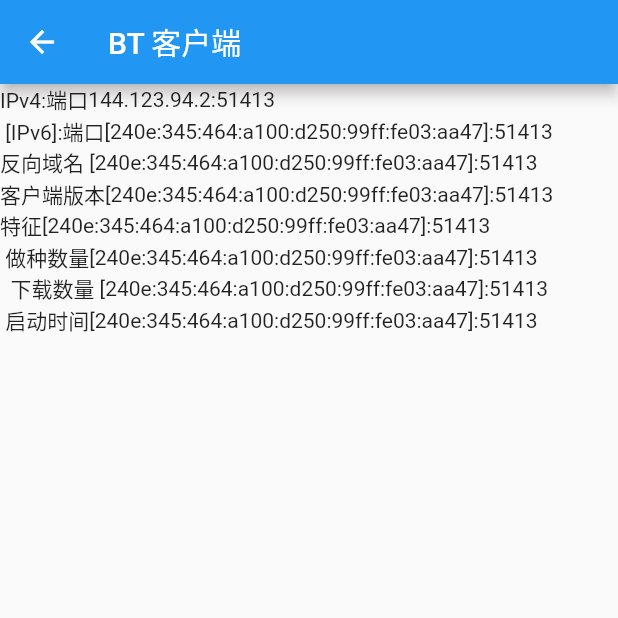
After one commit to RiverAge/dmhy, a Flutter app: the BTClient screen opened directly, on a phone screen of 412 x 824 dp, the top half of it. The commit adds this screen. Run offline on Flutter 3.47's test engine with Material 2 defaults, Android fonts, the phone set to English and light mode, and no system bars; our stand-ins replace equatable, flutter_bloc, get_it; network calls fail.

Commit message:
添加用户信息

```diff
--- /dev/null
+++ b/lib/model/user/user.dart
@@ -0,0 +1,3 @@
+class User {
+
+}
--- a/lib/repository/user/user_repository.dart
+++ b/lib/repository/user/user_repository.dart
@@ -1,4 +1,8 @@
+import 'package:dmhy/model/user/user.dart';
+import 'package:meta/meta.dart';
 
 class UserRepository {
-
+  Future<User> fetch({@required String token, @required String uid}) async {
+    return User();
+  }
 }
--- /dev/null
+++ b/lib/widget/user/bt_client.dart
@@ -0,0 +1,61 @@
+import 'package:flutter/material.dart';
+
+class BTClient extends StatelessWidget {
+  @override
+  Widget build(BuildContext context) => Scaffold(
+    appBar: AppBar(title: Text('BT 客户端'),),
+    body: Column(
+        children: <Widget>[
+          Row(
+            children: <Widget>[
+              Text('IPv4:端口'),
+              Flexible(child: Text('144.123.94.2:51413'))
+            ],
+          ),
+          Row(
+            children: <Widget>[
+              Text('	[IPv6]:端口'),
+              Text('[240e:345:464:a100:d250:99ff:fe03:aa47]:51413')
+            ],
+          ),
+          Row(
+            children: <Widget>[
+              Text('反向域名	'),
+              Text('[240e:345:464:a100:d250:99ff:fe03:aa47]:51413')
+            ],
+          ),
+          Row(
+            children: <Widget>[
+              Text('客户端版本'),
+              Text('[240e:345:464:a100:d250:99ff:fe03:aa47]:51413')
+            ],
+          ),
+          Row(
+            children: <Widget>[
+              Text('特征'),
+              Text('[240e:345:464:a100:d250:99ff:fe03:aa47]:51413')
+            ],
+          ),
+          Row(
+            children: <Widget>[
+              Text('	做种数量'),
+              Text('[240e:345:464:a100:d250:99ff:fe03:aa47]:51413')
+            ],
+          ),
+          Row(
+            children: <Widget>[
+              Text('		下载数量	'),
+              Text('[240e:345:464:a100:d250:99ff:fe03:aa47]:51413')
+            ],
+          ),
+          Row(
+            children: <Widget>[
+              Text('	启动时间'),
+              Text('[240e:345:464:a100:d250:99ff:fe03:aa47]:51413')
+            ],
+          ),
+        ],
+      )
+  );
+
+}
```
Also changed, not shown: lib/api/user.dart (added, +7 -0 lines), lib/bloc/user/user.dart (added, +27 -0 lines), lib/event/user/user.dart (added, +16 -0 lines), lib/state/user/user.dart (added, +22 -0 lines), lib/widget/home/home.dart (+12 -1 lines), lib/widget/user/user.dart (added, +85 -0 lines).
